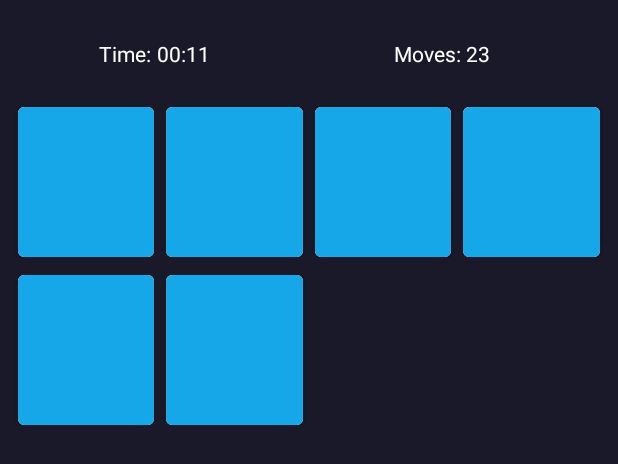
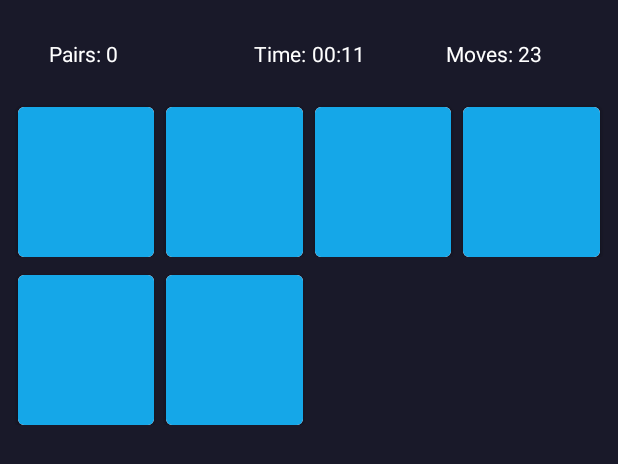
Before and after one commit to makunomark/memory-game-2, an Android app: the layout activity_main.xml on its own in the app's theme, with its tools: preview values and no code run, on a phone screen of 412 x 824 dp. Shown: the top 464 px of the screen. Run offline under Robolectric (Android 15) with nearby library versions, the phone set to English and light mode, and no system bars; plain views replace EasyFlipView; network calls fail.

```diff
--- a/app/src/main/res/layout/activity_main.xml
+++ b/app/src/main/res/layout/activity_main.xml
@@ -22,14 +22,34 @@
             android:layout_weight="1"
             android:gravity="end"
             android:padding="2dp"
+            android:text="Pairs:"
+            android:textColor="@android:color/white" />
+
+        <androidx.appcompat.widget.AppCompatTextView
+            android:id="@+id/textViewPairs"
+            android:layout_width="0dp"
+            android:layout_height="wrap_content"
+            android:layout_weight="1"
+            android:padding="2dp"
+            android:text="@string/empty_value"
+            android:textColor="@android:color/white"
+            tools:text="0" />
+
+        <androidx.appcompat.widget.AppCompatTextView
+            android:layout_width="0dp"
+            android:layout_height="wrap_content"
+            android:layout_weight="1"
+            android:gravity="end"
+            android:padding="2dp"
             android:text="@string/time"
             android:textColor="@android:color/white" />
 
         <androidx.appcompat.widget.AppCompatTextView
+            android:id="@+id/textViewTimeElapsed"
             android:layout_width="0dp"
-            android:id="@+id/textViewTimeElapsed"
             android:layout_height="wrap_content"
             android:layout_weight="1"
+            android:lines="1"
             android:padding="2dp"
             android:text="@string/empty_value"
             android:textColor="@android:color/white"
@@ -45,8 +65,8 @@
             android:textColor="@android:color/white" />
 
         <androidx.appcompat.widget.AppCompatTextView
+            android:id="@+id/textViewMoves"
             android:layout_width="0dp"
-            android:id="@+id/textViewMoves"
             android:layout_height="wrap_content"
             android:layout_weight="1"
             android:padding="2dp"
```
Also changed, not shown: app/src/main/java/com/makuno/memory/commons/Util.kt (+11 -5 lines), app/src/main/java/com/makuno/memory/ui/main/view/MainActivity.kt (+6 -1 lines).
